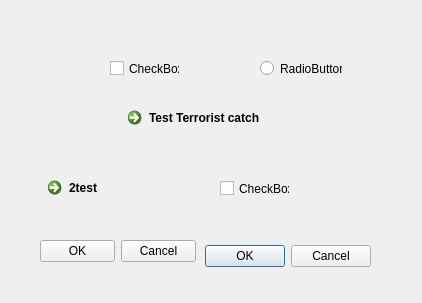
Qt form Test_dialog_base.ui (EnderPeter/GEO1005) before a commit.
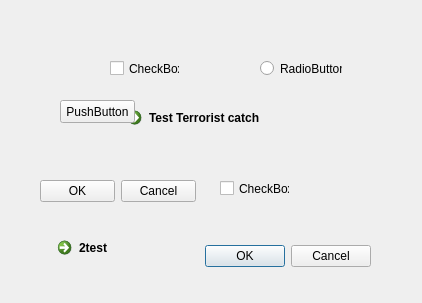
The same form after that commit.

```diff
--- a/Test_dialog_base.ui
+++ b/Test_dialog_base.ui
@@ -72,7 +72,7 @@
    <property name="geometry">
     <rect>
      <x>40</x>
-     <y>240</y>
+     <y>180</y>
      <width>156</width>
      <height>23</height>
     </rect>
@@ -84,8 +84,8 @@
   <widget class="QCommandLinkButton" name="commandLinkButton_2">
    <property name="geometry">
     <rect>
-     <x>40</x>
-     <y>170</y>
+     <x>50</x>
+     <y>230</y>
      <width>188</width>
      <height>41</height>
     </rect>
@@ -107,6 +107,19 @@
     <string>CheckBox</string>
    </property>
   </widget>
+  <widget class="QPushButton" name="pushButton">
+   <property name="geometry">
+    <rect>
+     <x>60</x>
+     <y>100</y>
+     <width>75</width>
+     <height>23</height>
+    </rect>
+   </property>
+   <property name="text">
+    <string>PushButton</string>
+   </property>
+  </widget>
  </widget>
  <resources/>
  <connections>
```
